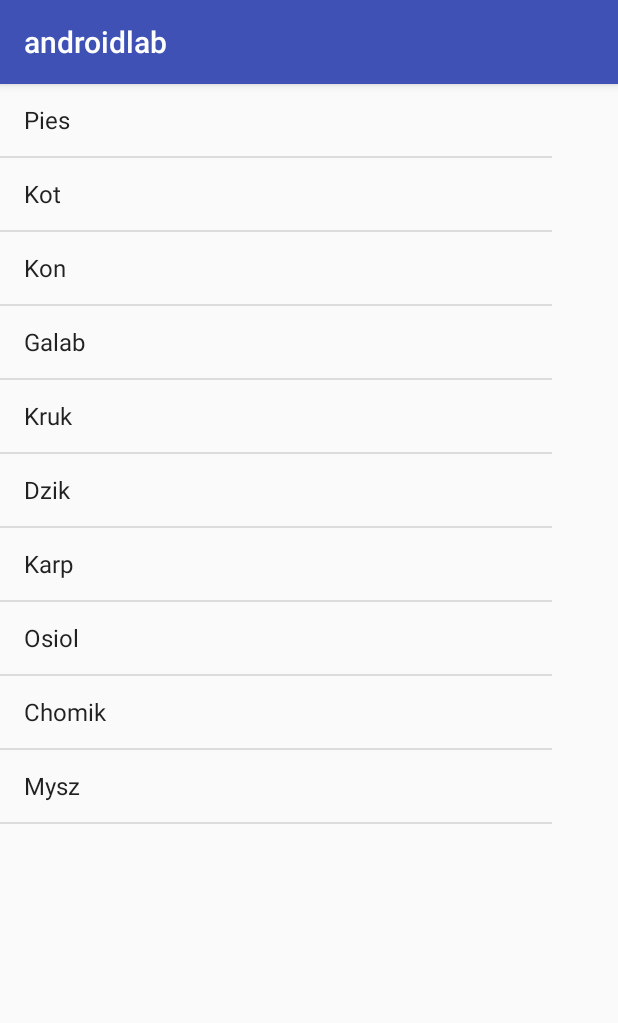
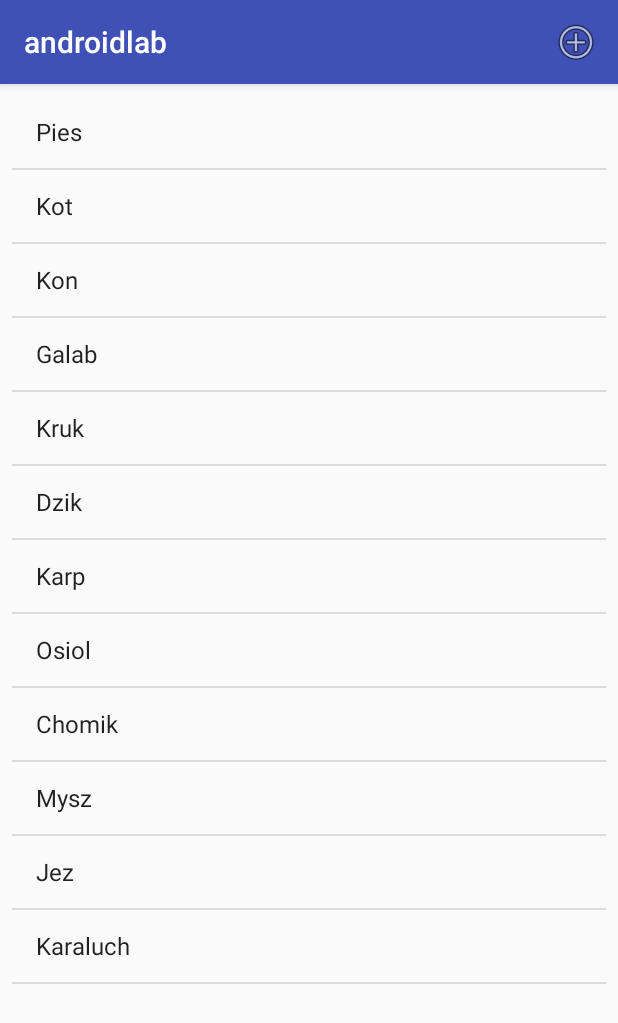
Before and after one commit to RekinPustelnik/androidlab, an Android app: the screen it shows after launch (MainActivity), on a phone screen of 412 x 824 dp. Shown: the top 1023 px of the screen. Run offline under Robolectric (Android 15) with nearby library versions, the phone set to English and light mode, and no system bars.

```diff
--- a/app/src/main/AndroidManifest.xml
+++ b/app/src/main/AndroidManifest.xml
@@ -16,6 +16,7 @@
                 <category android:name="android.intent.category.LAUNCHER" />
             </intent-filter>
         </activity>
+        <activity android:name=".DodajWpis"></activity>
     </application>
 
 </manifest>
--- a/app/src/main/java/com/example/arcti/androidlab/MainActivity.java
+++ b/app/src/main/java/com/example/arcti/androidlab/MainActivity.java
@@ -1,7 +1,11 @@
 package com.example.arcti.androidlab;
 
+import android.content.Intent;
 import android.support.v7.app.AppCompatActivity;
 import android.os.Bundle;
+import android.view.Menu;
+import android.view.MenuInflater;
+import android.view.MenuItem;
 import android.widget.ArrayAdapter;
 import android.widget.ListView;
 
@@ -28,6 +32,20 @@ public class MainActivity extends AppCompatActivity {
         ListView listView = (ListView) findViewById(R.id.listView);
         listView.setAdapter(this.adapter);
     }
+
+    @Override
+    public boolean onCreateOptionsMenu(Menu menu) {
+        MenuInflater inflater = getMenuInflater();
+        inflater.inflate(R.menu.main_menu, menu);
+        return true;
+    }
+
+    public void nowyWpis(MenuItem mi)
+    {
+        Intent intencja = new Intent(this, DodajWpis.class);
+        startActivityForResult(intencja, 1);
+    }
+
     //TODO cos do zriobienia
     //drugie TODO
 }
--- a/app/src/main/res/layout/activity_main.xml
+++ b/app/src/main/res/layout/activity_main.xml
@@ -8,8 +8,14 @@
 
     <ListView
         android:id="@+id/listView"
-        android:layout_width="368dp"
-        android:layout_height="495dp"
-        tools:layout_editor_absoluteX="8dp"
-        tools:layout_editor_absoluteY="8dp" />
+        android:layout_width="0dp"
+        android:layout_height="0dp"
+        android:layout_marginBottom="8dp"
+        android:layout_marginEnd="8dp"
+        android:layout_marginStart="8dp"
+        android:layout_marginTop="8dp"
+        app:layout_constraintBottom_toBottomOf="parent"
+        app:layout_constraintEnd_toEndOf="parent"
+        app:layout_constraintStart_toStartOf="parent"
+        app:layout_constraintTop_toTopOf="parent" />
 </android.support.constraint.ConstraintLayout>
--- /dev/null
+++ b/app/src/main/res/menu/main_menu.xml
@@ -0,0 +1,11 @@
+<?xml version="1.0" encoding="utf-8"?>
+<menu xmlns:android="http://schemas.android.com/apk/res/android"
+    xmlns:app="http://schemas.android.com/apk/res-auto">
+    <item
+        android:id="@+id/create"
+        android:title="Nowy"
+        android:onClick="nowyWpis"
+        android:icon="@android:drawable/ic_menu_add"
+        app:showAsAction="always"
+        />
+</menu>
```
Also changed, not shown: app/src/main/java/com/example/arcti/androidlab/DodajWpis.java (added, +13 -0 lines), app/src/main/res/layout/activity_dodaj_wpis.xml (added, +30 -0 lines).
